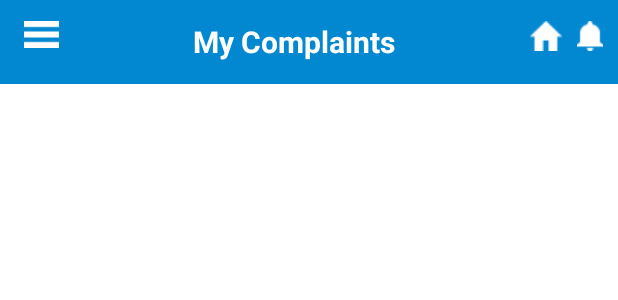
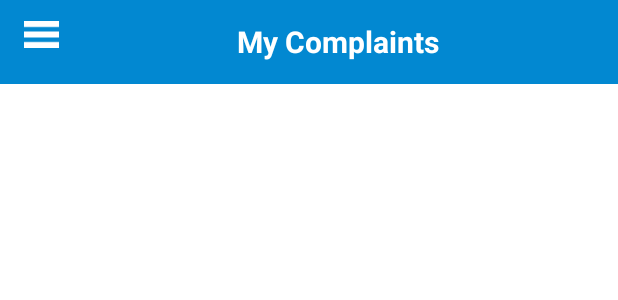
Before and after one commit to abhishekramkrishna002/aptamitraUser, an Android app: the layout complaints_list.xml on its own in the app's theme, with its tools: preview values and no code run, on a phone screen of 412 x 824 dp. Shown: the top 300 px of the screen. Run offline under Robolectric (Android 15) with nearby library versions, the phone set to English and light mode, and no system bars.

Commit message:
complaint bug

```diff
--- a/app/src/main/res/layout/complaints_list.xml
+++ b/app/src/main/res/layout/complaints_list.xml
@@ -35,17 +35,6 @@
                 android:textSize="20sp"
                 android:textStyle="bold" />
 
-            <ImageView
-                android:layout_width="wrap_content"
-                android:layout_height="wrap_content"
-                android:layout_marginRight="10dp"
-                android:src="@drawable/icon_home" />
-
-            <ImageView
-                android:layout_width="wrap_content"
-                android:layout_height="wrap_content"
-                android:layout_marginRight="10dp"
-                android:src="@drawable/icon_notification" />
 
         </LinearLayout>
     </android.support.v7.widget.Toolbar>
```
